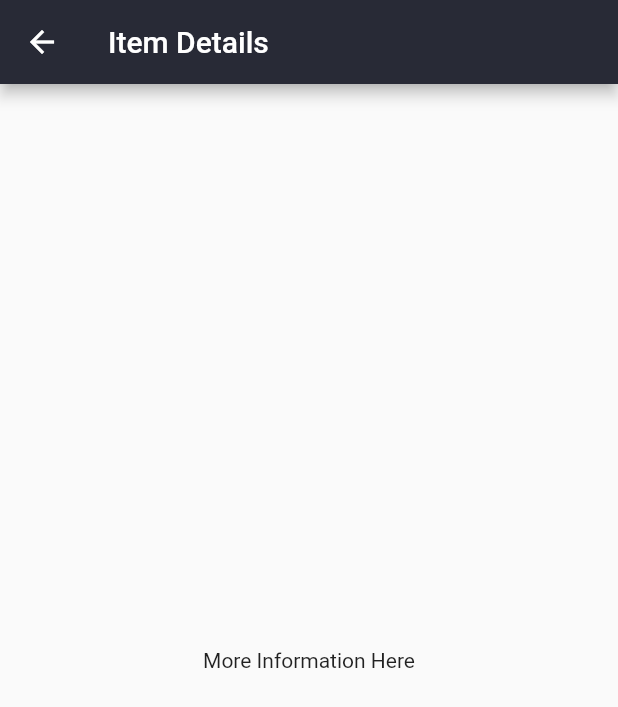
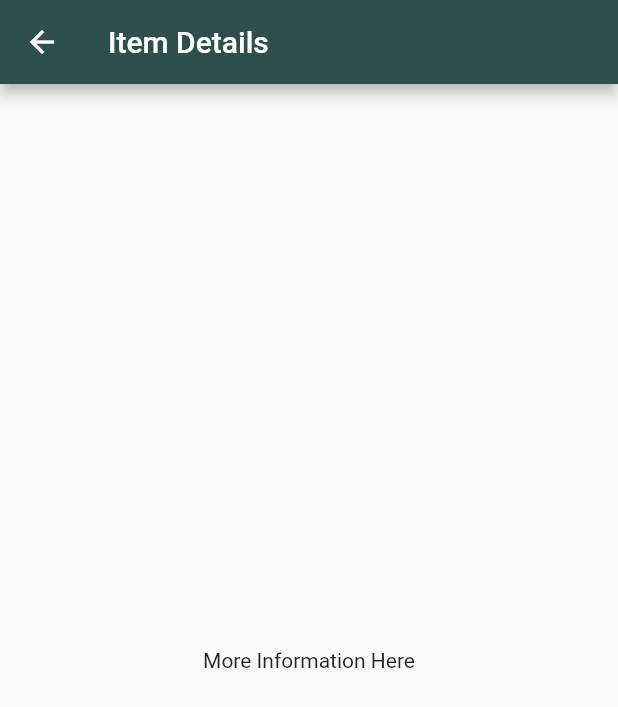
Before and after one commit to TimAffeldt/FlutterSample, a Flutter app: the SampleItemDetailsView screen opened by its route, on a phone screen of 412 x 824 dp. Shown: the top 707 px of the screen. Run offline on Flutter 3.47's test engine with Material 2 defaults, Android fonts, the light colour scheme and no system bars; generated files the repository leaves out were written again.

Commit message:
test change

```diff
--- a/flutter_sample/lib/src/sample_feature/sample_item_details_view.dart
+++ b/flutter_sample/lib/src/sample_feature/sample_item_details_view.dart
@@ -11,7 +11,7 @@ class SampleItemDetailsView extends StatelessWidget {
     return Scaffold(
       appBar: AppBar(
         title: const Text('Item Details'),
-         backgroundColor: const Color.fromARGB(255, 40, 42, 54),
+         backgroundColor: const Color.fromARGB(255, 47,79,79),
       ),
       body: const Center(
         child: Text('More Information Here'),
```
